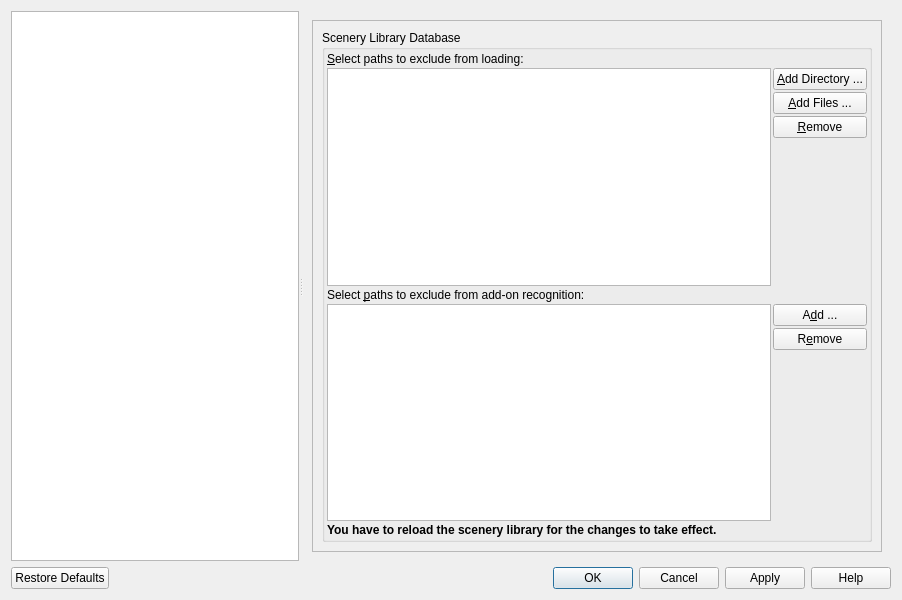
The window that src/options/options.ui (albar965/littlenavmap) describes before a commit, drawn with Qt 5.
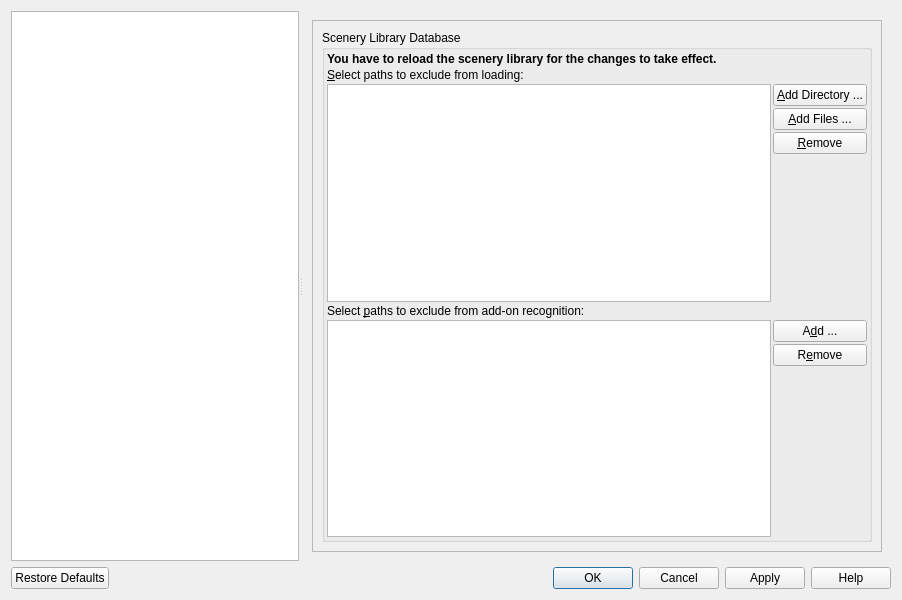
The same window after the commit. The open tabs and pages were chosen to show the change.

Commit message: Messages for MSFS encrypted airports are now delivered as less alarming warnings. Moved reload message to top on options page.

```diff
--- a/src/options/options.ui
+++ b/src/options/options.ui
@@ -6738,8 +6738,8 @@
             <rect>
              <x>0</x>
              <y>0</y>
-             <width>205</width>
-             <height>557</height>
+             <width>570</width>
+             <height>532</height>
             </rect>
            </property>
            <layout class="QGridLayout" name="gridLayout_38">
@@ -6764,23 +6764,7 @@
                <property name="spacing">
                 <number>2</number>
                </property>
-               <item row="0" column="0" colspan="2">
-                <widget class="QLabel" name="labelOptionsDatabaseExclude">
-                 <property name="text">
-                  <string>&amp;Select paths to exclude from loading:</string>
-                 </property>
-                 <property name="alignment">
-                  <set>Qt::AlignLeading|Qt::AlignLeft|Qt::AlignTop</set>
-                 </property>
-                 <property name="wordWrap">
-                  <bool>true</bool>
-                 </property>
-                 <property name="buddy">
-                  <cstring>listWidgetOptionsDatabaseExclude</cstring>
-                 </property>
-                </widget>
-               </item>
-               <item row="1" column="0">
+               <item row="2" column="0">
                 <widget class="QListWidget" name="listWidgetOptionsDatabaseExclude">
                  <property name="toolTip">
                   <string>All directories including sub-directories and files in this list will be omitted when loading the scenery library into the Little Navmap database.
@@ -6799,7 +6783,39 @@
                  </property>
                 </widget>
                </item>
-               <item row="1" column="1">
+               <item row="1" column="0" colspan="2">
+                <widget class="QLabel" name="labelOptionsDatabaseExclude">
+                 <property name="text">
+                  <string>&amp;Select paths to exclude from loading:</string>
+                 </property>
+                 <property name="alignment">
+                  <set>Qt::AlignLeading|Qt::AlignLeft|Qt::AlignTop</set>
+                 </property>
+                 <property name="wordWrap">
+                  <bool>true</bool>
+                 </property>
+                 <property name="buddy">
+                  <cstring>listWidgetOptionsDatabaseExclude</cstring>
+                 </property>
+                </widget>
+               </item>
+               <item row="3" column="0" colspan="2">
+                <widget class="QLabel" name="labelOptionsDatabaseAddon">
+                 <property name="text">
+                  <string>Select &amp;paths to exclude from add-on recognition:</string>
+                 </property>
+                 <property name="alignment">
+                  <set>Qt::AlignLeading|Qt::AlignLeft|Qt::AlignTop</set>
+                 </property>
+                 <property name="wordWrap">
+                  <bool>true</bool>
+                 </property>
+                 <property name="buddy">
+                  <cstring>listWidgetOptionsDatabaseAddon</cstring>
+                 </property>
+                </widget>
+               </item>
+               <item row="2" column="1">
                 <layout class="QVBoxLayout" name="verticalLayoutOptionsDatabase">
                  <property name="spacing">
                   <number>2</number>
@@ -6843,23 +6859,7 @@
                  </item>
                 </layout>
                </item>
-               <item row="2" column="0" colspan="2">
-                <widget class="QLabel" name="labelOptionsDatabaseAddon">
-                 <property name="text">
-                  <string>Select &amp;paths to exclude from add-on recognition:</string>
-                 </property>
-                 <property name="alignment">
-                  <set>Qt::AlignLeading|Qt::AlignLeft|Qt::AlignTop</set>
-                 </property>
-                 <property name="wordWrap">
-                  <bool>true</bool>
-                 </property>
-                 <property name="buddy">
-                  <cstring>listWidgetOptionsDatabaseAddon</cstring>
-                 </property>
-                </widget>
-               </item>
-               <item row="3" column="0">
+               <item row="4" column="0">
                 <widget class="QListWidget" name="listWidgetOptionsDatabaseAddon">
                  <property name="toolTip">
                   <string>All airports found outside the default &quot;scenery&quot; directory will be considered add-ons.
@@ -6879,7 +6879,7 @@
                  </property>
                 </widget>
                </item>
-               <item row="3" column="1">
+               <item row="4" column="1">
                 <layout class="QVBoxLayout" name="verticalLayoutOptionsDatabase_2">
                  <property name="spacing">
                   <number>2</number>
@@ -6916,8 +6916,8 @@
                  </item>
                 </layout>
                </item>
-               <item row="4" column="0" colspan="2">
-                <widget class="QLabel" name="label_7">
+               <item row="0" column="0" colspan="2">
+                <widget class="QLabel" name="labelOptionsDatabaseReload">
                  <property name="text">
                   <string>&lt;b&gt;You have to reload the scenery library for the changes to take effect.&lt;/b&gt;</string>
                  </property>
```
Left out of the diff: 63 changed lines with no effect on the pictures. The commit also changes 1 other file.
